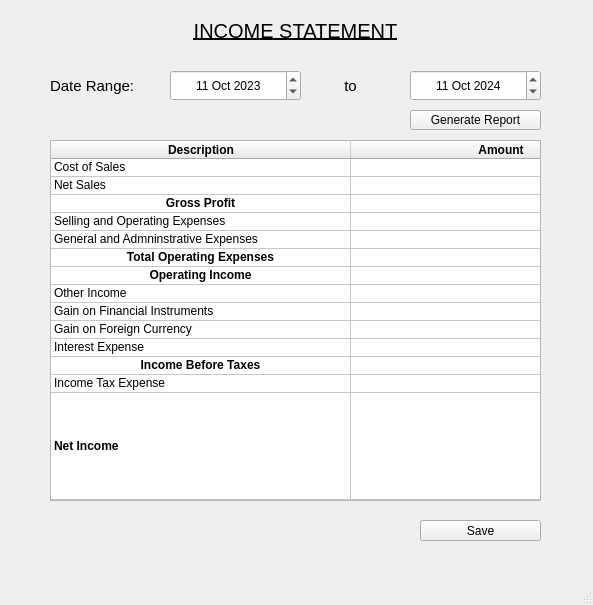
First picture: the form in screens/IncomeStatement.ui, repository huzaifahtariqahmed/FinTrack, before the edit.
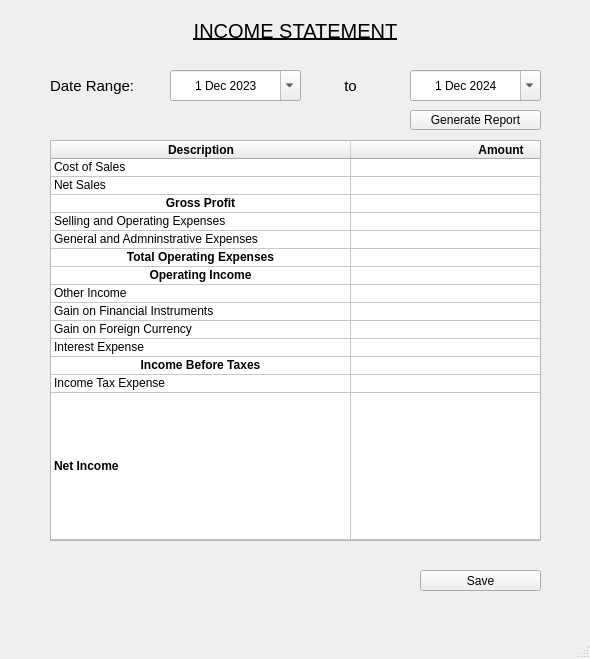
Second picture: the form after the edit.

Commit message: income statement complete

The edit to the form file:
```diff
--- a/screens/IncomeStatement.ui
+++ b/screens/IncomeStatement.ui
@@ -6,8 +6,8 @@
    <rect>
     <x>0</x>
     <y>0</y>
-    <width>593</width>
-    <height>605</height>
+    <width>590</width>
+    <height>659</height>
    </rect>
   </property>
   <property name="sizePolicy">
@@ -78,11 +78,14 @@
     <property name="alignment">
      <set>Qt::AlignCenter</set>
     </property>
+    <property name="calendarPopup">
+     <bool>true</bool>
+    </property>
     <property name="date">
      <date>
       <year>2023</year>
-      <month>10</month>
-      <day>11</day>
+      <month>12</month>
+      <day>1</day>
      </date>
     </property>
    </widget>
@@ -119,11 +122,14 @@
     <property name="alignment">
      <set>Qt::AlignCenter</set>
     </property>
+    <property name="calendarPopup">
+     <bool>true</bool>
+    </property>
     <property name="date">
      <date>
       <year>2024</year>
-      <month>10</month>
-      <day>11</day>
+      <month>12</month>
+      <day>1</day>
      </date>
     </property>
    </widget>
@@ -144,7 +150,7 @@
     <property name="geometry">
      <rect>
       <x>420</x>
-      <y>520</y>
+      <y>570</y>
       <width>121</width>
       <height>21</height>
      </rect>
@@ -159,7 +165,7 @@
       <x>50</x>
       <y>140</y>
       <width>491</width>
-      <height>361</height>
+      <height>401</height>
      </rect>
     </property>
     <property name="sizePolicy">
```
Left out of the diff: 7 changed lines with no effect on the pictures. The commit also changes 4 other files.
